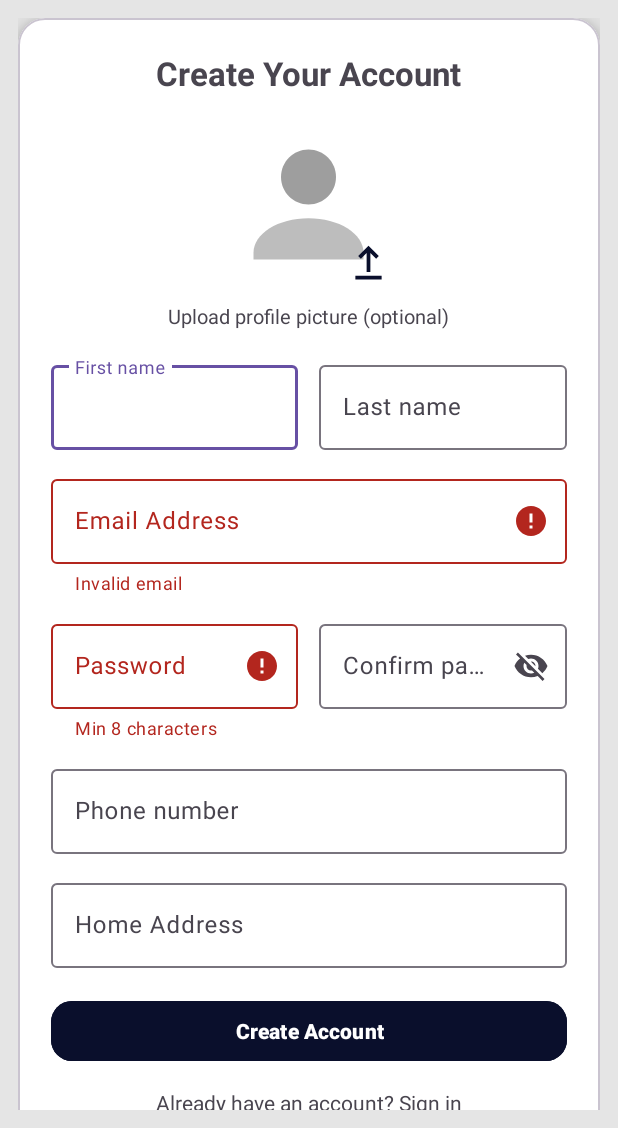
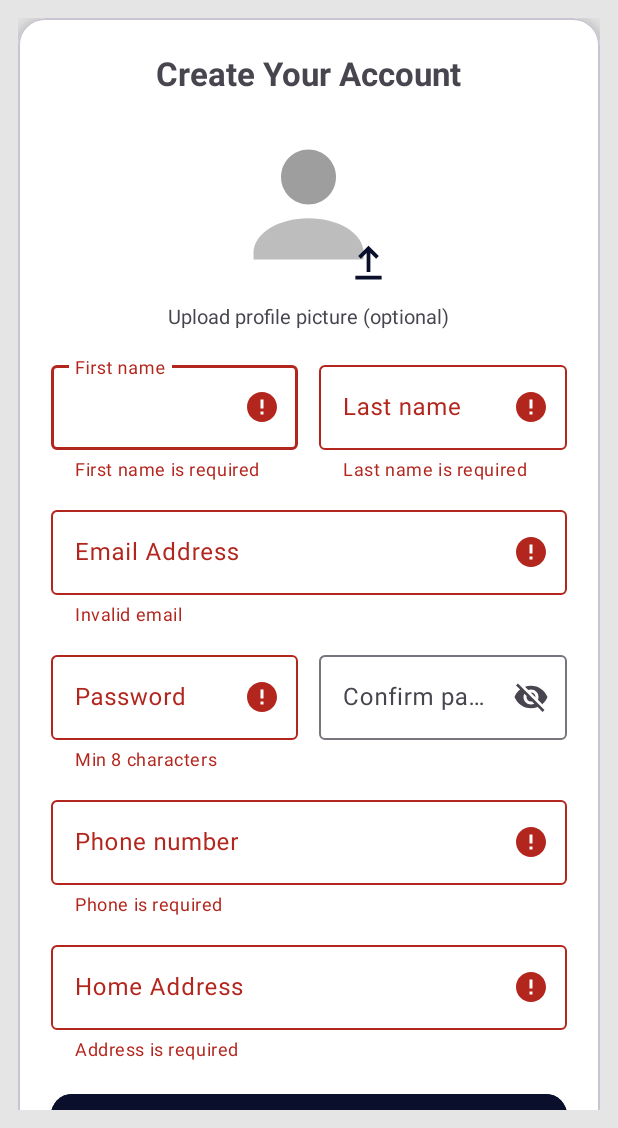
Before and after one commit to kzi-nastava/mrs-team13-Nuvola, an Android app: the screen it shows after launch (RegisterActivity), after a tap on "Create Account", on a phone screen of 412 x 824 dp, the part 108-1236 px from its top. Run offline under Robolectric (Android 15) with nearby library versions, the phone set to English and light mode, and no system bars.

Commit message:
Implement login and registration UI with shared navbar for first control check

```diff
--- a/android/app/src/main/java/com/example/nuvola/ui/auth/RegisterActivity.java
+++ b/android/app/src/main/java/com/example/nuvola/ui/auth/RegisterActivity.java
@@ -3,18 +3,13 @@ package com.example.nuvola.ui.auth;
 import android.content.Intent;
 import android.os.Bundle;
 import android.util.Patterns;
+import android.widget.ImageView;
 import android.widget.TextView;
 import android.widget.Toast;
 
+import androidx.appcompat.app.AppCompatActivity;
+import androidx.core.view.GravityCompat;
 import androidx.drawerlayout.widget.DrawerLayout;
-import androidx.core.view.GravityCompat;
-import android.view.View;
-import android.widget.ImageView;
-
-import androidx.appcompat.widget.PopupMenu;
-
-
-import androidx.appcompat.app.AppCompatActivity;
 
 import com.example.nuvola.R;
 import com.google.android.material.button.MaterialButton;
@@ -31,65 +26,40 @@ public class RegisterActivity extends AppCompatActivity {
         super.onCreate(savedInstanceState);
         setContentView(R.layout.activity_register);
 
+        DrawerLayout drawerLayout = findViewById(R.id.drawerLayout);
 
         ImageView ivMenu = findViewById(R.id.ivMenu);
+        if (ivMenu != null && drawerLayout != null) {
+            ivMenu.setOnClickListener(v -> drawerLayout.openDrawer(GravityCompat.START));
+        }
 
-        if (ivMenu != null) {
-            ivMenu.setOnClickListener(v -> {
-                PopupMenu popup = new PopupMenu(this, v);
-
-                popup.getMenu().add(0, 1, 1, "Log in");
-                popup.getMenu().add(0, 2, 2, "Register");
-
-                popup.setOnMenuItemClickListener(item -> {
-                    if (item.getItemId() == 1) {
-                        startActivity(new Intent(this, LoginActivity.class));
-                        return true;
-                    } else if (item.getItemId() == 2) {
-                        startActivity(new Intent(this, RegisterActivity.class));
-                        return true;
-                    }
-                    return false;
-                });
-
-                popup.show();
+        TextView menuLogin = findViewById(R.id.menuLogin);
+        if (menuLogin != null && drawerLayout != null) {
+            menuLogin.setOnClickListener(v -> {
+                drawerLayout.closeDrawer(GravityCompat.START);
+                startActivity(new Intent(this, LoginActivity.class));
             });
         }
 
-        DrawerLayout drawerLayout = findViewById(R.id.drawerLayout);
-
-        View navbar = findViewById(R.id.navbar);
-
-
-        ivMenu.setOnClickListener(v ->
-                drawerLayout.openDrawer(GravityCompat.START)
-        );
-
-        findViewById(R.id.menuLogin).setOnClickListener(v -> {
-            drawerLayout.closeDrawer(GravityCompat.START);
-            startActivity(new Intent(this, LoginActivity.class));
-        });
-
-        findViewById(R.id.menuRegister).setOnClickListener(v -> {
-            drawerLayout.closeDrawer(GravityCompat.START);
-        });
-
-
+        TextView menuRegister = findViewById(R.id.menuRegister);
+        if (menuRegister != null && drawerLayout != null) {
+            menuRegister.setOnClickListener(v -> drawerLayout.closeDrawer(GravityCompat.START));
+        }
 
         bindViews();
 
         MaterialButton btnRegister = findViewById(R.id.btnRegister);
-        btnRegister.setOnClickListener(v -> onRegister());
+        if (btnRegister != null) {
+            btnRegister.setOnClickListener(v -> onRegister());
+        }
 
         TextView tvGoToLogin = findViewById(R.id.tvGoToLogin);
-        tvGoToLogin.setOnClickListener(v -> {
-            Intent intent = new Intent(RegisterActivity.this, LoginActivity.class);
-            startActivity(intent);
-            finish(); // da ne ostaje Register u back-stacku
-        });
-
-
-
+        if (tvGoToLogin != null) {
+            tvGoToLogin.setOnClickListener(v -> {
+                startActivity(new Intent(RegisterActivity.this, LoginActivity.class));
+                finish();
+            });
+        }
     }
 
     private void bindViews() {
@@ -113,20 +83,39 @@ public class RegisterActivity extends AppCompatActivity {
     private void onRegister() {
         clearErrors();
 
-        String email = text(etEmail);
-        String pass = text(etPassword);
-        String confirm = text(etConfirmPassword);
+        String firstName = text(etFirstName);
+        String lastName  = text(etLastName);
+        String address   = text(etAddress);
+        String phone     = text(etPhone);
+
+        String email     = text(etEmail);
+        String pass      = text(etPassword);
+        String confirm   = text(etConfirmPassword);
 
         boolean ok = true;
+
+        if (firstName.isEmpty()) { tilFirstName.setError("First name is required"); ok = false; }
+        if (lastName.isEmpty())  { tilLastName.setError("Last name is required"); ok = false; }
+        if (address.isEmpty())   { tilAddress.setError("Address is required"); ok = false; }
+
+        if (phone.isEmpty()) {
+            tilPhone.setError("Phone is required");
+            ok = false;
+        } else if (!phone.matches("^[0-9+\\-\\s]{6,20}$")) {
+            tilPhone.setError("Invalid phone");
+            ok = false;
+        }
 
         if (!Patterns.EMAIL_ADDRESS.matcher(email).matches()) {
             tilEmail.setError("Invalid email");
             ok = false;
         }
+
         if (pass.length() < 8) {
             tilPassword.setError("Min 8 characters");
             ok = false;
         }
+
         if (!pass.equals(confirm)) {
             tilConfirmPassword.setError("Passwords do not match");
             ok = false;
@@ -138,16 +127,16 @@ public class RegisterActivity extends AppCompatActivity {
     }
 
     private void clearErrors() {
-        tilEmail.setError(null);
-        tilPassword.setError(null);
-        tilConfirmPassword.setError(null);
-        tilFirstName.setError(null);
-        tilLastName.setError(null);
-        tilAddress.setError(null);
-        tilPhone.setError(null);
+        if (tilEmail != null) tilEmail.setError(null);
+        if (tilPassword != null) tilPassword.setError(null);
+        if (tilConfirmPassword != null) tilConfirmPassword.setError(null);
+        if (tilFirstName != null) tilFirstName.setError(null);
+        if (tilLastName != null) tilLastName.setError(null);
+        if (tilAddress != null) tilAddress.setError(null);
+        if (tilPhone != null) tilPhone.setError(null);
     }
 
     private String text(TextInputEditText et) {
-        return et.getText() == null ? "" : et.getText().toString().trim();
+        return (et == null || et.getText() == null) ? "" : et.getText().toString().trim();
     }
 }
```
Also changed, not shown: android/app/src/main/java/com/example/nuvola/ui/auth/LoginActivity.java (+53 -67 lines), android/app/src/main/java/com/example/nuvola/ui/auth/ResetPasswordActivity.java (+41 -58 lines).
